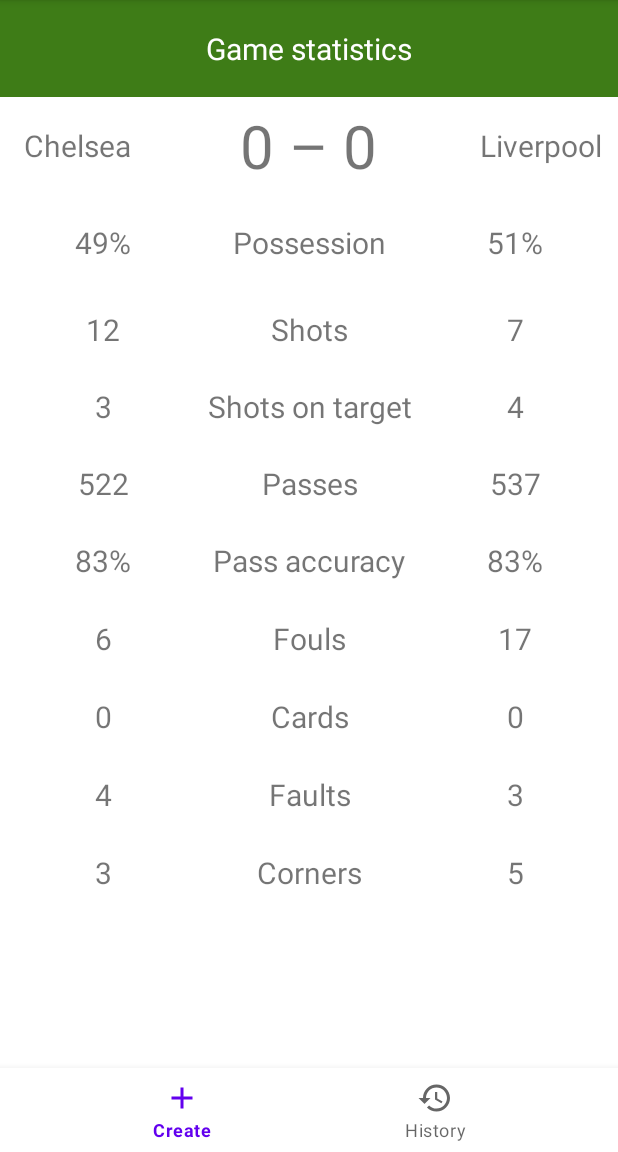
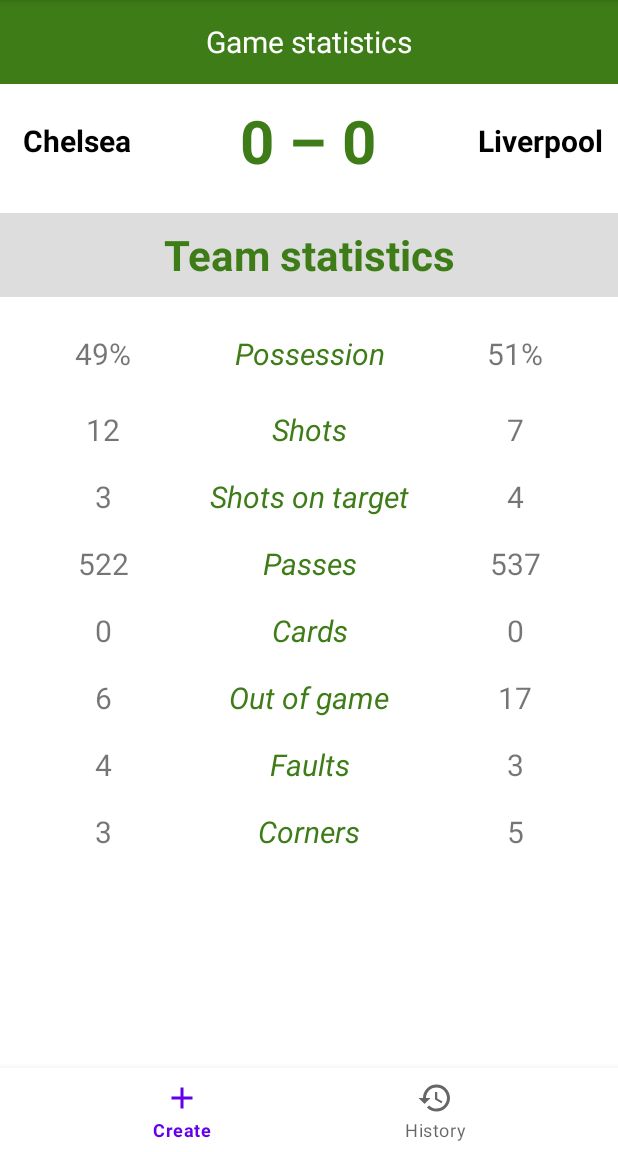
Before and after one commit to AntoninLmp/Football-Tracker, an Android app: the GameDetailsActivity screen opened directly, with no data from a screen before it, on a phone screen of 412 x 824 dp, the part 84-1236 px from its top. Run offline under Robolectric (Android 15) with nearby library versions, the phone set to English and light mode, and no system bars; Roboto replaces fonts that are not available here.

Commit message:
Update GameStatistics UI
Update Value and  add missing data

```diff
--- a/app/src/main/java/fr/android/footballtracker/GameDetailsActivity.java
+++ b/app/src/main/java/fr/android/footballtracker/GameDetailsActivity.java
@@ -18,8 +18,8 @@ public class GameDetailsActivity extends AppCompatActivity {
 
     BottomNavigationView bottomNavigationView;
     Handler handler;
-    TextView name1, score, statPossession1, statShot1, statShotOnTarget1, statPasses1, statCards1, statFault1, statCorner1;
-    TextView name2, statPossession2, statShot2, statShotOnTarget2, statPasses2, statCards2, statFault2, statCorner2;
+    TextView name1, score, statPossession1, statShot1, statShotOnTarget1, statPasses1, statCards1, statOut1, statFault1, statCorner1;
+    TextView name2, statPossession2, statShot2, statShotOnTarget2, statPasses2, statCards2, statOut2, statFault2, statCorner2;
     MyDataBaseHelper myDB;
     private String idMatch;
     @SuppressLint("MissingInflatedId")
@@ -37,6 +37,7 @@ public class GameDetailsActivity extends AppCompatActivity {
         statShotOnTarget1 = findViewById(R.id.statShotOnTarget1);
         statPasses1 = findViewById(R.id.statPasses1);
         statCards1 = findViewById(R.id.statCards1);
+        statOut1 = findViewById(R.id.statOut1);
         statFault1 = findViewById(R.id.statFault1);
         statCorner1 = findViewById(R.id.statCorner1);
 
@@ -47,6 +48,7 @@ public class GameDetailsActivity extends AppCompatActivity {
         statShotOnTarget2 = findViewById(R.id.statShotOnTarget2);
         statPasses2 = findViewById(R.id.statPasses2);
         statCards2 = findViewById(R.id.statCards2);
+        statOut2 = findViewById(R.id.statOut2);
         statFault2 = findViewById(R.id.statFault2);
         statCorner2 = findViewById(R.id.statCorner2);
 
@@ -89,7 +91,7 @@ public class GameDetailsActivity extends AppCompatActivity {
         }else{
             // We get juste the important informations
             while(cursor.moveToNext()){
-                score.setText(cursor.getString(2) + "-" +cursor.getString(12));
+                score.setText(cursor.getString(2) + " - " +cursor.getString(12));
 
                 name1.setText(cursor.getString(1));
                 statPossession1.setText(cursor.getString(3));
@@ -97,6 +99,7 @@ public class GameDetailsActivity extends AppCompatActivity {
                 statShotOnTarget1.setText(cursor.getString(5));
                 statPasses1.setText(cursor.getString(6));
                 statCards1.setText(cursor.getString(7));
+                statOut1.setText(cursor.getString(8));
                 statFault1.setText(cursor.getString(9));
                 statCorner1.setText(cursor.getString(10));
 
@@ -106,6 +109,7 @@ public class GameDetailsActivity extends AppCompatActivity {
                 statShotOnTarget2.setText(cursor.getString(15));
                 statPasses2.setText(cursor.getString(16));
                 statCards2.setText(cursor.getString(17));
+                statOut2.setText(cursor.getString(18));
                 statFault2.setText(cursor.getString(19));
                 statCorner2.setText(cursor.getString(20));
             }
--- a/app/src/main/res/layout/activity_game_details.xml
+++ b/app/src/main/res/layout/activity_game_details.xml
@@ -29,7 +29,8 @@
         android:layout_width="match_parent"
         android:layout_height="0dp"
         android:layout_weight="0.1"
-        android:orientation="horizontal">
+        android:orientation="horizontal"
+        android:layout_marginVertical="10sp">
 
         <TextView
             android:id="@+id/name1"
@@ -38,13 +39,17 @@
             android:layout_weight="0.25"
             android:gravity="center"
             android:text="@string/team1"
-            android:textSize="20sp" />
+            android:textColor="@color/black"
+            android:textSize="20sp"
+            android:textStyle="bold" />
 
         <TextView
             android:id="@+id/scoreMatch"
             android:layout_width="0dp"
             android:layout_height="match_parent"
             android:layout_weight="0.5"
+            android:textColor="@color/green"
+            android:textStyle="bold"
             android:gravity="center"
             android:text="@string/score"
             android:textSize="40sp" />
@@ -56,7 +61,29 @@
             android:layout_weight="0.25"
             android:gravity="center"
             android:text="@string/team2"
-            android:textSize="20sp" />
+            android:textColor="@color/black"
+            android:textSize="20sp"
+            android:textStyle="bold" />
+
+    </LinearLayout>
+    <LinearLayout
+        android:layout_width="match_parent"
+        android:layout_height="0dp"
+        android:layout_weight="0.1"
+        android:orientation="horizontal"
+        android:layout_marginVertical="10sp">
+
+        <TextView
+            android:id="@+id/TeamStatistics"
+            android:layout_width="match_parent"
+            android:layout_height="match_parent"
+            android:layout_weight="1"
+            android:background="#DDDDDD"
+            android:gravity="center"
+            android:text="@string/statTeam"
+            android:textColor="@color/green"
+            android:textSize="28sp"
+            android:textStyle="bold" />
 
     </LinearLayout>
     <LinearLayout
@@ -80,7 +107,9 @@
             android:layout_weight="0.33"
             android:gravity="center"
             android:text="@string/possession"
-            android:textSize="20sp" />
+            android:textColor="@color/green"
+            android:textSize="20sp"
+            android:textStyle="italic" />
 
         <TextView
             android:id="@+id/statPossession2"
@@ -121,7 +150,9 @@
                 android:layout_weight="0.33"
                 android:gravity="center"
                 android:text="@string/shots"
-                android:textSize="20sp" />
+                android:textColor="@color/green"
+                android:textSize="20sp"
+                android:textStyle="italic" />
 
             <TextView
                 android:id="@+id/statShots2"
@@ -155,7 +186,9 @@
                 android:layout_weight="0.33"
                 android:gravity="center"
                 android:text="@string/shots_on_target"
-                android:textSize="20sp" />
+                android:textColor="@color/green"
+                android:textSize="20sp"
+                android:textStyle="italic" />
 
             <TextView
                 android:id="@+id/statShotOnTarget2"
@@ -191,7 +224,9 @@
                 android:layout_weight="0.33"
                 android:gravity="center"
                 android:text="@string/passes"
-                android:textSize="20sp" />
+                android:textColor="@color/green"
+                android:textSize="20sp"
+                android:textStyle="italic" />
 
             <TextView
                 android:id="@+id/statPasses2"
@@ -200,70 +235,6 @@
                 android:layout_weight="0.33"
                 android:gravity="center"
                 android:text="@string/team2_passes"
-                android:textSize="20sp" />
-
-        </LinearLayout>
-
-        <LinearLayout
-            android:layout_width="match_parent"
-            android:layout_height="0dp"
-            android:layout_weight="0.1"
-            android:orientation="horizontal">
-
-            <TextView
-                android:layout_width="0dp"
-                android:layout_height="match_parent"
-                android:layout_weight="0.33"
-                android:gravity="center"
-                android:text="@string/team1_pass_accuracy"
-                android:textSize="20sp" />
-
-            <TextView
-                android:layout_width="0dp"
-                android:layout_height="match_parent"
-                android:layout_weight="0.33"
-                android:gravity="center"
-                android:text="@string/pass_accuracy"
-                android:textSize="20sp" />
-
-            <TextView
-                android:layout_width="0dp"
-                android:layout_height="match_parent"
-                android:layout_weight="0.33"
-                android:gravity="center"
-                android:text="@string/team2_pass_accuracy"
-                android:textSize="20sp" />
-
-        </LinearLayout>
-
-        <LinearLayout
-            android:layout_width="match_parent"
-            android:layout_height="0dp"
-            android:layout_weight="0.1"
-            android:orientation="horizontal">
-
-            <TextView
-                android:layout_width="0dp"
-                android:layout_height="match_parent"
-                android:layout_weight="0.33"
-                android:gravity="center"
-                android:text="@string/team1_fouls"
-                android:textSize="20sp" />
-
-            <TextView
-                android:layout_width="0dp"
-                android:layout_height="match_parent"
-                android:layout_weight="0.33"
-                android:gravity="center"
-                android:text="@string/fouls"
-                android:textSize="20sp" />
-
-            <TextView
-                android:layout_width="0dp"
-                android:layout_height="match_parent"
-                android:layout_weight="0.33"
-                android:gravity="center"
-                android:text="@string/team2_fouls"
                 android:textSize="20sp" />
 
         </LinearLayout>
@@ -289,7 +260,9 @@
                 android:layout_weight="0.33"
                 android:gravity="center"
                 android:text="@string/cards"
-                android:textSize="20sp" />
+                android:textColor="@color/green"
+                android:textSize="20sp"
+                android:textStyle="italic" />
 
             <TextView
                 android:id="@+id/statCards2"
@@ -298,6 +271,42 @@
                 android:layout_weight="0.33"
                 android:gravity="center"
                 android:text="@string/team2_red_cards"
+                android:textSize="20sp" />
+
+        </LinearLayout>
+        <LinearLayout
+            android:layout_width="match_parent"
+            android:layout_height="0dp"
+            android:layout_weight="0.1"
+            android:orientation="horizontal">
+
+            <TextView
+                android:id="@+id/statOut1"
+
+                android:layout_width="0dp"
+                android:layout_height="match_parent"
+                android:layout_weight="0.33"
+                android:gravity="center"
+                android:text="@string/team1_fouls"
+                android:textSize="20sp" />
+
+            <TextView
+                android:layout_width="0dp"
+                android:layout_height="match_parent"
+                android:layout_weight="0.33"
+                android:gravity="center"
+                android:text="@string/out"
+                android:textColor="@color/green"
+                android:textSize="20sp"
+                android:textStyle="italic" />
+
+            <TextView
+                android:id="@+id/statOut2"
+                android:layout_width="0dp"
+                android:layout_height="match_parent"
+                android:layout_weight="0.33"
+                android:gravity="center"
+                android:text="@string/team2_fouls"
                 android:textSize="20sp" />
 
         </LinearLayout>
@@ -323,7 +332,9 @@
                 android:layout_weight="0.33"
                 android:gravity="center"
                 android:text="@string/faults"
-                android:textSize="20sp" />
+                android:textColor="@color/green"
+                android:textSize="20sp"
+                android:textStyle="italic" />
 
             <TextView
                 android:id="@+id/statFault2"
@@ -357,7 +368,9 @@
                 android:layout_weight="0.33"
                 android:gravity="center"
                 android:text="@string/corners"
-                android:textSize="20sp" />
+                android:textColor="@color/green"
+                android:textSize="20sp"
+                android:textStyle="italic" />
 
             <TextView
                 android:id="@+id/statCorner2"
--- a/app/src/main/res/values/strings.xml
+++ b/app/src/main/res/values/strings.xml
@@ -45,7 +45,5 @@
     <string name="cards">Cards</string>
     <string name="out">Out of game</string>
     <string name="faults">Faults</string>
-
-
-
+    <string name="statTeam">Team statistics</string>
 </resources>
```
Also changed, not shown: 1 other file.
